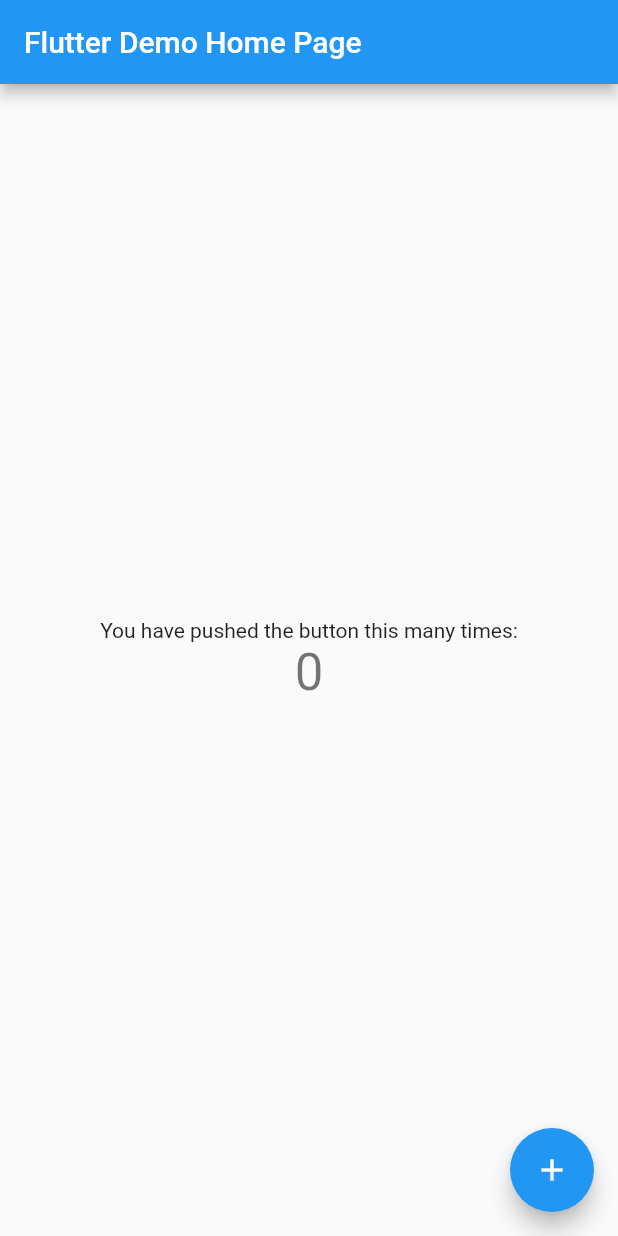
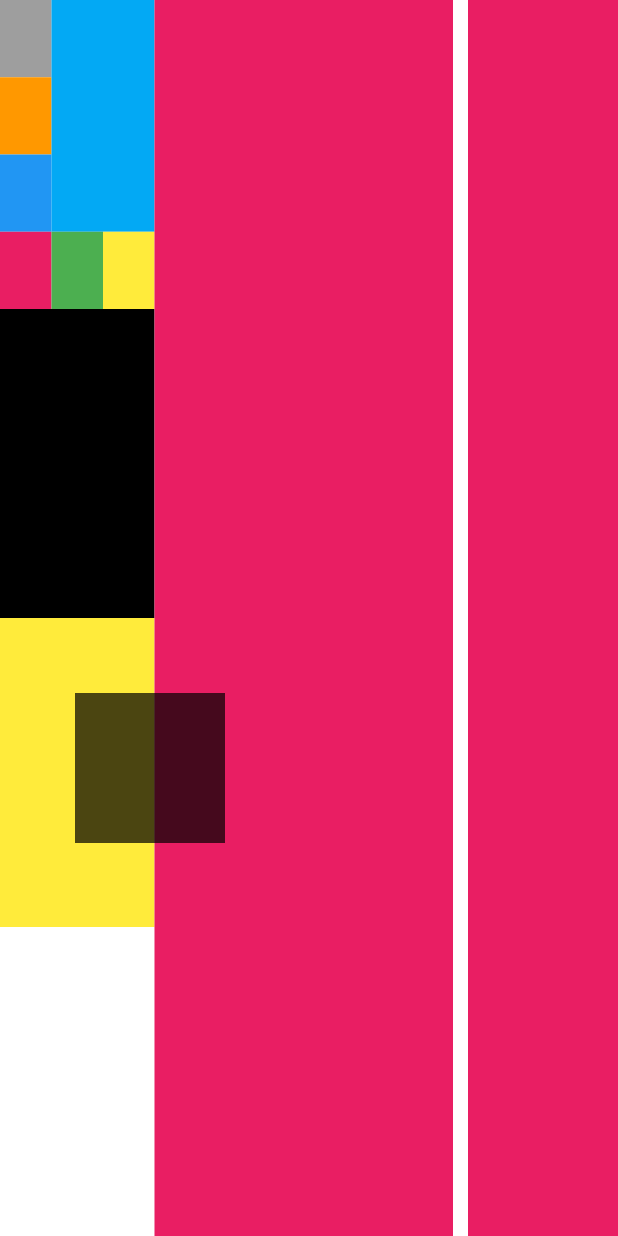
Before and after one commit to tuconghieu1998/project_200lab, a Flutter app: the screen it shows after launch, on a phone screen of 412 x 824 dp. Run offline on Flutter 3.47's test engine with Material 2 defaults, Android fonts, the phone set to English and light mode, and no system bars.

Commit message:
Flutter UI Challenge

```diff
--- a/lib/main.dart
+++ b/lib/main.dart
@@ -32,15 +32,6 @@
 class MyHomePage extends StatefulWidget {
   const MyHomePage({super.key, required this.title});
 
-  // This widget is the home page of your application. It is stateful, meaning
-  // that it has a State object (defined below) that contains fields that affect
-  // how it looks.
-
-  // This class is the configuration for the state. It holds the values (in this
-  // case the title) provided by the parent (in this case the App widget) and
-  // used by the build method of the State. Fields in a Widget subclass are
-  // always marked "final".
-
   final String title;
 
   @override
@@ -48,68 +39,126 @@
 }
 
 class _MyHomePageState extends State<MyHomePage> {
-  int _counter = 0;
-
-  void _incrementCounter() {
-    setState(() {
-      // This call to setState tells the Flutter framework that something has
-      // changed in this State, which causes it to rerun the build method below
-      // so that the display can reflect the updated values. If we changed
-      // _counter without calling setState(), then the build method would not be
-      // called again, and so nothing would appear to happen.
-      _counter++;
-    });
-  }
-
   @override
   Widget build(BuildContext context) {
-    // This method is rerun every time setState is called, for instance as done
-    // by the _incrementCounter method above.
-    //
-    // The Flutter framework has been optimized to make rerunning build methods
-    // fast, so that you can just rebuild anything that needs updating rather
-    // than having to individually change instances of widgets.
     return Scaffold(
-      appBar: AppBar(
-        // Here we take the value from the MyHomePage object that was created by
-        // the App.build method, and use it to set our appbar title.
-        title: Text(widget.title),
+        body: Stack(children:[
+          Row(
+      children: [
+        Expanded(
+            flex: 1,
+            child: Column(
+              children: [
+                Expanded(
+                    flex: 1,
+                    child: Row(
+                      children: [
+                        Expanded(
+                          flex: 1,
+                          child: Column(children: [
+                            Expanded(
+                              flex: 1,
+                              child: Container(
+                                color: Colors.grey,
                               ),
-      body: Center(
-        // Center is a layout widget. It takes a single child and positions it
-        // in the middle of the parent.
-        child: Column(
-          // Column is also a layout widget. It takes a list of children and
-          // arranges them vertically. By default, it sizes itself to fit its
-          // children horizontally, and tries to be as tall as its parent.
-          //
-          // Invoke "debug painting" (press "p" in the console, choose the
-          // "Toggle Debug Paint" action from the Flutter Inspector in Android
-          // Studio, or the "Toggle Debug Paint" command in Visual Studio Code)
-          // to see the wireframe for each widget.
-          //
-          // Column has various properties to control how it sizes itself and
-          // how it positions its children. Here we use mainAxisAlignment to
-          // center the children vertically; the main axis here is the vertical
-          // axis because Columns are vertical (the cross axis would be
-          // horizontal).
-          mainAxisAlignment: MainAxisAlignment.center,
-          children: <Widget>[
-            const Text(
-              'You have pushed the button this many times:',
                             ),
-            Text(
-              '$_counter',
-              style: Theme.of(context).textTheme.headline4,
+                            Expanded(
+                              flex: 1,
+                              child: Container(
+                                color: Colors.orange,
                               ),
+                            ),
+                            Expanded(
+                              flex: 1,
+                              child: Container(
+                                color: Colors.blue,
+                              ),
+                            ),
+                            Expanded(
+                              flex: 1,
+                              child: Container(
+                                color: Colors.pink,
+                              ),
+                            ),
+                          ]),
+                        ),
+                        Expanded(
+                          flex: 2,
+                          child: Column(children: [
+                            Expanded(
+                                flex: 3,
+                                child: Container(color: Colors.lightBlue)),
+                            Expanded(
+                                flex: 1,
+                                child: Row(
+                                  children: [
+                                    Expanded(
+                                      flex: 1,
+                                      child: Container(
+                                        color: Colors.green,
+                                      ),
+                                    ),
+                                    Expanded(
+                                      flex: 1,
+                                      child: Container(
+                                        color: Colors.yellow,
+                                      ),
+                                    ),
+                                  ],
+                                ))
+                          ]),
+                        )
+                      ],
+                    )),
+                Expanded(
+                  flex: 1,
+                  child: Container(
+                    color: Colors.black,
+                  ),
+                ),
+                Expanded(
+                  flex: 1,
+                  child: Stack(
+                    children: [
+                      Container(
+                        color: Colors.yellow,
+                      ),
+
                     ],
                   ),
                 ),
-      floatingActionButton: FloatingActionButton(
-        onPressed: _incrementCounter,
-        tooltip: 'Increment',
-        child: const Icon(Icons.add),
-      ), // This trailing comma makes auto-formatting nicer for build methods.
-    );
+                Expanded(
+                  flex: 1,
+                  child: Container(
+                    color: Colors.white,
+                  ),
+                )
+              ],
+            )),
+        Expanded(
+            flex: 3,
+            child: Stack(
+              children: [
+                Container(
+                  color: Colors.pink,
+                ),
+                Positioned(
+                    right: 100,
+                    top: 0,
+                    bottom: 0,
+                    child: Container(
+                      width: 10,
+                      color: Colors.white,
+                    ))
+              ],
+            )),
+      ],
+    ),
+    Positioned(
+                          top: MediaQuery.of(context).size.height / 2 + 50,
+                          left: 50,
+                          child: Container(
+                              width: 100, height: 100, color: Colors.black.withAlpha(180)))
+        ]));
   }
 }
```
Lines whose indentation alone changed are shown as unchanged.
